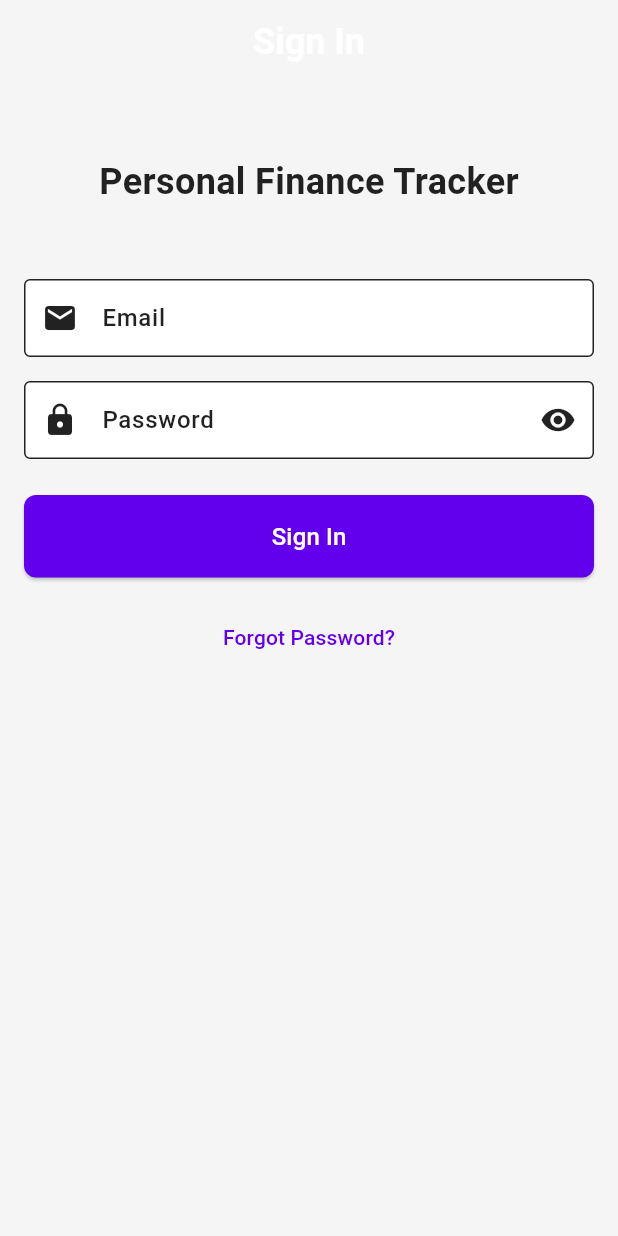
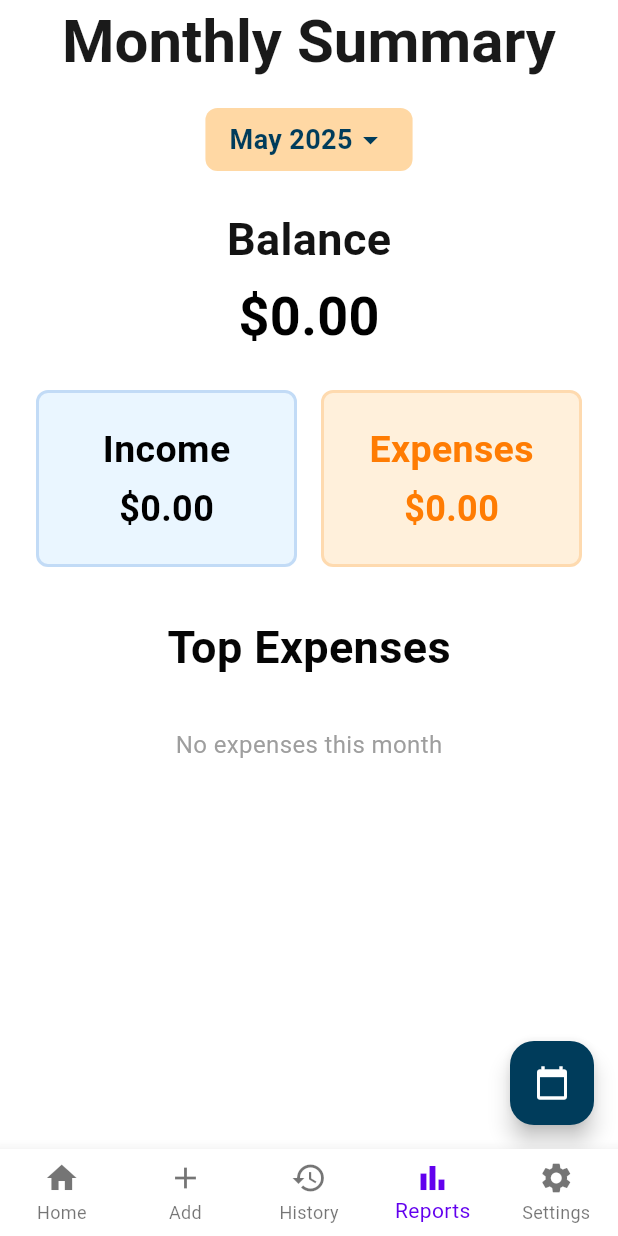
Before and after one commit to duyphan0503/personal_finance_tracker, a Flutter app: the screen it shows after launch, on a phone screen of 412 x 824 dp. Run offline on Flutter 3.47's test engine with Material 3 defaults, Android fonts, the phone set to English and light mode, and no system bars; our stand-ins replace equatable, fl_chart, flutter_bloc, flutter_secure_storage, get_it, go_router and 2 more; accounts and stored records are empty; statements that could not run were skipped.

Commit message:
report_summary

```diff
--- /dev/null
+++ b/devtools_options.yaml
@@ -0,0 +1,3 @@
+description: This file stores settings for Dart & Flutter DevTools.
+documentation: https://docs.flutter.dev/tools/devtools/extensions#configure-extension-enablement-states
+extensions:
--- a/lib/app.dart
+++ b/lib/app.dart
@@ -7,6 +7,8 @@ import 'package:personal_finance_tracker/features/dashboard/cubit/dashboard_cubi
 import 'package:personal_finance_tracker/features/transaction/cubit/transaction_cubit.dart';
 import 'package:personal_finance_tracker/injection.dart';
 import 'package:personal_finance_tracker/routes/app_routes.dart';
+
+import 'features/report/summary/cubit/report_summary_cubit.dart';
 
 class PersonalFinanceTrackerApp extends StatefulWidget {
   const PersonalFinanceTrackerApp({super.key});
@@ -27,6 +29,7 @@ class _PersonalFinanceTrackerAppState extends State<PersonalFinanceTrackerApp> {
         BlocProvider<AuthCubit>(create: (_) => getIt<AuthCubit>()),
         BlocProvider<CategoryCubit>(create: (_) => getIt<CategoryCubit>()),
         BlocProvider<DashboardCubit>(create: (_) => getIt<DashboardCubit>()),
+        BlocProvider<ReportSummaryCubit>(create: (_) => getIt<ReportSummaryCubit>()),
       ],
       child: MaterialApp.router(
         title: 'Personal Finance Tracker',
--- /dev/null
+++ b/lib/features/report/summary/cubit/report_summary_cubit.dart
@@ -0,0 +1,82 @@
+import 'package:flutter/cupertino.dart';
+import 'package:flutter_bloc/flutter_bloc.dart';
+import 'package:injectable/injectable.dart';
+import 'package:personal_finance_tracker/features/transaction/model/transaction_model.dart';
+import '../../../category/model/category_model.dart';
+import '../data/repository/report_summary_repository.dart';
+import 'report_summary_state.dart';
+
+@injectable
+class ReportSummaryCubit extends Cubit<ReportSummaryState> {
+  final ReportSummaryRepository _repository;
+
+  ReportSummaryCubit(this._repository) : super(ReportSummaryInitial());
+
+  Future<void> loadSummary(DateTime month) async {
+    emit(ReportSummaryLoading());
+    try {
+      final transactions = await _repository.getMonthlyTransactions(month);
+
+      // Debug logs
+      debugPrint('Total transactions: ${transactions.length}');
+      debugPrint('Income transactions: ${
+          transactions.where((t) => t.category?.type == CategoryType.income).length
+      }');
+      debugPrint('Expense transactions: ${
+          transactions.where((t) => t.category?.type == CategoryType.expense).length
+      }');
+
+      final income = _calculateIncome(transactions);
+      final expenses = _calculateExpenses(transactions);
+      final balance = income - expenses;
+      final topExpenses = _getTopExpenses(transactions);
+
+      debugPrint('Calculated income: $income');
+      debugPrint('Calculated expenses: $expenses');
+      debugPrint('Top expenses count: ${topExpenses.length}');
+
+      emit(ReportSummaryLoaded(
+        balance: balance,
+        income: income,
+        expenses: expenses,
+        topExpenses: topExpenses,
+        selectedMonth: month,
+      ));
+    } catch (e) {
+      debugPrint('Error loading summary: $e');
+      emit(ReportSummaryError(e.toString()));
+    }
+  }
+
+  double _calculateIncome(List<TransactionModel> transactions) {
+    return transactions
+        .where((t) => t.category?.type == CategoryType.income)
+        .fold(0.0, (sum, t) => sum + t.amount);
+  }
+
+  double _calculateExpenses(List<TransactionModel> transactions) {
+    return transactions
+        .where((t) => t.category?.type == CategoryType.expense)
+        .fold(0.0, (sum, t) => sum + t.amount.abs());
+  }
+
+  List<CategoryExpense> _getTopExpenses(List<TransactionModel> transactions) {
+    final expenseMap = <String, double>{};
+
+    for (final transaction in transactions.where((t) => t.category?.type == CategoryType.expense)) {
+      final categoryName = transaction.category?.name ?? 'Uncategorized';
+      expenseMap.update(
+        categoryName,
+            (value) => value + transaction.amount.abs(),
+        ifAbsent: () => transaction.amount.abs(),
+      );
+    }
+
+    final sortedExpenses = expenseMap.entries
+        .map((e) => CategoryExpense(categoryName: e.key, amount: e.value))
+        .toList()
+      ..sort((a, b) => b.amount.compareTo(a.amount));
+
+    return sortedExpenses.take(3).toList();
+  }
+}
--- /dev/null
+++ b/lib/features/report/summary/cubit/report_summary_state.dart
@@ -0,0 +1,57 @@
+import 'package:equatable/equatable.dart';
+
+abstract class ReportSummaryState extends Equatable {
+  @override
+  List<Object?> get props => [];
+}
+
+class ReportSummaryInitial extends ReportSummaryState {}
+
+class ReportSummaryLoading extends ReportSummaryState {}
+
+class ReportSummaryLoaded extends ReportSummaryState {
+  final double balance;
+  final double income;
+  final double expenses;
+  final List<CategoryExpense> topExpenses;
+  final DateTime selectedMonth;
+
+  ReportSummaryLoaded({
+    required this.balance,
+    required this.income,
+    required this.expenses,
+    required this.topExpenses,
+    required this.selectedMonth,
+  });
+
+  @override
+  List<Object?> get props => [
+    balance,
+    income,
+    expenses,
+    topExpenses,
+    selectedMonth,
+  ];
+}
+
+class ReportSummaryError extends ReportSummaryState {
+  final String message;
+
+  ReportSummaryError(this.message);
+
+  @override
+  List<Object?> get props => [message];
+}
+
+class CategoryExpense extends Equatable {
+  final String categoryName;
+  final double amount;
+
+  const CategoryExpense({
+    required this.categoryName,
+    required this.amount,
+  });
+
+  @override
+  List<Object?> get props => [categoryName, amount];
+}
--- /dev/null
+++ b/lib/features/report/summary/data/datasources/report_summary_remote_datasource.dart
@@ -0,0 +1,32 @@
+import 'package:injectable/injectable.dart';
+import 'package:supabase_flutter/supabase_flutter.dart';
+import 'package:personal_finance_tracker/features/transaction/model/transaction_model.dart';
+
+@lazySingleton
+class ReportSummaryRemoteDataSource {
+  final SupabaseClient _client;
+
+  ReportSummaryRemoteDataSource(SupabaseClient? client)
+      : _client = client ?? Supabase.instance.client;
+  Future<List<TransactionModel>> getTransactionsForMonth(DateTime month) async {
+    try {
+      final startDate = DateTime(month.year, month.month, 1);
+      final endDate = DateTime(month.year, month.month + 1, 0, 23, 59, 59);
+
+      final data = await _client
+          .from('transactions')
+          .select('*, categories(*)') // Đảm bảo bảng liên kết đúng
+          .gte('transaction_date', startDate.toIso8601String())
+          .lte('transaction_date', endDate.toIso8601String())
+          .order('transaction_date', ascending: false);
+
+      return (data as List<dynamic>)
+          .map((json) => TransactionModel.fromJson(json as Map<String, dynamic>))
+          .toList();
+    } catch (e) {
+      throw Exception('Failed to fetch monthly transactions: $e');
+    }
+  }
+
+
+}
--- /dev/null
+++ b/lib/features/report/summary/data/repository/report_summary_repository.dart
@@ -0,0 +1,20 @@
+import 'package:injectable/injectable.dart';
+
+import 'package:personal_finance_tracker/features/transaction/model/transaction_model.dart';
+
+import '../datasources/report_summary_remote_datasource.dart';
+
+@lazySingleton
+class ReportSummaryRepository {
+  final ReportSummaryRemoteDataSource _remoteDataSource;
+
+  ReportSummaryRepository(this._remoteDataSource);
+
+  Future<List<TransactionModel>> getMonthlyTransactions(DateTime month) async {
+    try {
+      return await _remoteDataSource.getTransactionsForMonth(month);
+    } catch (e) {
+      throw Exception('Failed to get monthly transactions: $e');
+    }
+  }
+}
--- /dev/null
+++ b/lib/features/report/summary/view/report_summary_screen.dart
@@ -0,0 +1,298 @@
+import 'package:flutter/material.dart';
+import 'package:flutter_bloc/flutter_bloc.dart';
+import 'package:intl/intl.dart';
+import '../cubit/report_summary_cubit.dart';
+import '../cubit/report_summary_state.dart';
+
+class ReportSummaryScreen extends StatefulWidget {
+  const ReportSummaryScreen({super.key});
+
+  @override
+  State<ReportSummaryScreen> createState() => _ReportSummaryScreenState();
+}
+
+class _ReportSummaryScreenState extends State<ReportSummaryScreen> {
+  DateTime _selectedMonth = DateTime.now();
+
+  @override
+  void initState() {
+    super.initState();
+    _loadData();
+  }
+
+  Future<void> _selectMonth(BuildContext context) async {
+    final DateTime? picked = await showDatePicker(
+      context: context,
+      initialDate: _selectedMonth,
+      firstDate: DateTime(2000),
+      lastDate: DateTime(2100),
+      initialDatePickerMode: DatePickerMode.year,
+    );
+    if (picked != null && picked != _selectedMonth) {
+      setState(() {
+        _selectedMonth = DateTime(picked.year, picked.month);
+      });
+      _loadData();
+    }
+  }
+
+  void _loadData() {
+    context.read<ReportSummaryCubit>().loadSummary(_selectedMonth);
+  }
+
+  @override
+  Widget build(BuildContext context) {
+    return Scaffold(
+      backgroundColor: Colors.white,
+      appBar: AppBar(
+        title: const Text(
+          'Monthly Summary',
+          style: TextStyle(
+            color: Color(0xFF1A1A1A),
+            fontWeight: FontWeight.bold,
+            fontSize: 40,
+          ),
+        ),
+        centerTitle: true,
+        backgroundColor: Colors.white,
+        elevation: 0,
+        iconTheme: const IconThemeData(color: Colors.black),
+      ),
+      floatingActionButton: FloatingActionButton(
+        onPressed: () => _selectMonth(context),
+        backgroundColor: const Color(0xFF003C5B),
+        child: const Icon(Icons.calendar_today, color: Colors.white),
+      ),
+      body: Padding(
+        padding: const EdgeInsets.symmetric(horizontal: 24.0, vertical: 16.0),
+        child: BlocBuilder<ReportSummaryCubit, ReportSummaryState>(
+          builder: (context, state) {
+            if (state is ReportSummaryLoading) {
+              return const Center(child: CircularProgressIndicator());
+            } else if (state is ReportSummaryError) {
+              return Center(child: Text('Error: ${state.message}'));
+            } else if (state is ReportSummaryLoaded) {
+              return _buildSummaryContent(state);
+            }
+            return const Center(child: Text('Select a month to view summary'));
+          },
+        ),
+      ),
+    );
+  }
+
+  Widget _buildSummaryContent(ReportSummaryLoaded state) {
+    final currencyFormat = NumberFormat.currency(symbol: '\$', decimalDigits: 2);
+
+    return SingleChildScrollView(
+      child: Column(
+        crossAxisAlignment: CrossAxisAlignment.start,
+        children: [
+          // Month selector
+          GestureDetector(
+            onTap: () => _selectMonth(context),
+            child: Center(
+              child: Container(
+                padding: const EdgeInsets.symmetric(vertical: 8.0, horizontal: 16.0),
+                decoration: BoxDecoration(
+                  color: const Color(0xFFFFD8A4),
+                  borderRadius: BorderRadius.circular(8),
+                ),
+                child: Row(
+                  mainAxisSize: MainAxisSize.min,
+                  children: [
+                    Text(
+                      DateFormat('MMMM yyyy').format(state.selectedMonth),
+                      style: const TextStyle(
+                        fontSize: 18,
+                        fontWeight: FontWeight.bold,
+                        color: Color(0xFF003C5B),
+                      ),
+                    ),
+                    const Icon(Icons.arrow_drop_down, color: Color(0xFF003C5B)),
+                  ],
+                ),
+              ),
+            ),
+          ),
+
+          const SizedBox(height: 24),
+
+          // Balance section
+          const Center(
+            child: Text(
+              'Balance',
+              style: TextStyle(
+                fontSize: 30,
+                color: Color(0xFF131313),
+                fontWeight: FontWeight.bold,
+              ),
+            ),
+          ),
+          const SizedBox(height: 4),
+          Center(
+            child: Text(
+              currencyFormat.format(state.balance),
+              style: TextStyle(
+                fontSize: 36,
+                fontWeight: FontWeight.bold,
+                color: state.balance >= 0 ? Colors.black : Colors.red,
+              ),
+            ),
+          ),
+          const SizedBox(height: 24),
+
+          // Income & Expenses section
+          Row(
+            children: [
+              Expanded(
+                child: Container(
+                  padding: const EdgeInsets.symmetric(vertical: 20, horizontal: 16),
+                  decoration: BoxDecoration(
+                    color: const Color(0xFFEAF6FF),
+                    borderRadius: BorderRadius.circular(8),
+                    border: Border.all(
+                      color: const Color(0xFFC2DBF6),
+                      width: 2,
+                    ),
+                  ),
+                  child: Column(
+                    children: [
+                      const Text(
+                        'Income',
+                        style: TextStyle(
+                          fontSize: 25,
+                          color: Colors.black,
+                          fontWeight: FontWeight.bold,
+                        ),
+                      ),
+                      const SizedBox(height: 4),
+                      Text(
+                        currencyFormat.format(state.income),
+                        style: const TextStyle(
+                          fontSize: 24,
+                          fontWeight: FontWeight.bold,
+                          color: Colors.black,
+                        ),
+                      ),
+                    ],
+                  ),
+                ),
+              ),
+              const SizedBox(width: 16),
+              Expanded(
+                child: Container(
+                  padding: const EdgeInsets.symmetric(vertical: 20, horizontal: 16),
+                  decoration: BoxDecoration(
+                    color: const Color(0xFFFFF0DB),
+                    borderRadius: BorderRadius.circular(8),
+                    border: Border.all(
+                      color: const Color(0xFFFEDAAF),
+                      width: 2,
+                    ),
+                  ),
+                  child: Column(
+                    children: [
+                      const Text(
+                        'Expenses',
+                        style: TextStyle(
+                          fontSize: 25,
+                          color: Color(0xFFFF7C03),
+                          fontWeight: FontWeight.bold,
+                        ),
+                      ),
+                      const SizedBox(height: 4),
+                      Text(
+                        currencyFormat.format(state.expenses),
+                        style: const TextStyle(
+                          fontSize: 24,
+                          fontWeight: FontWeight.bold,
+                          color: Color(0xFFFF7C03),
+                        ),
+                      ),
+                    ],
+                  ),
+                ),
+              ),
+            ],
+          ),
+
+          const SizedBox(height: 32),
+
+          // Top Expenses section
+          const Center(
+            child: Text(
+              'Top Expenses',
+              style: TextStyle(
+                fontSize: 30,
+                fontWeight: FontWeight.bold,
+                color: Color(0xFF050505),
+              ),
+            ),
+          ),
+          const SizedBox(height: 16),
+          if (state.topExpenses.isNotEmpty)
+            ...state.topExpenses.map((expense) {
+              IconData categoryIcon;
+              switch (expense.categoryName.toLowerCase()) {
+                case 'housing':
+                  categoryIcon = Icons.home;
+                  break;
+                case 'food':
+                  categoryIcon = Icons.fastfood;
+                  break;
+                case 'shopping':
+                  categoryIcon = Icons.shopping_cart;
+                  break;
+                default:
+                  categoryIcon = Icons.category;
+              }
+
+              return Padding(
+                padding: const EdgeInsets.symmetric(vertical: 8.0),
+                child: Row(
+                  mainAxisAlignment: MainAxisAlignment.spaceBetween,
+                  children: [
+                    Row(
+                      children: [
+                        Icon(categoryIcon, color: const Color(0xFFFF7C03)),
+                        const SizedBox(width: 8),
+                        Text(
+                          expense.categoryName,
+                          style: const TextStyle(
+                            fontSize: 16,
+                            color: Colors.black,
+                          ),
+                        ),
+                      ],
+                    ),
+                    Text(
+                      currencyFormat.format(expense.amount),
+                      style: const TextStyle(
+                        fontSize: 16,
+                        fontWeight: FontWeight.bold,
+                        color: Color(0xFF050505),
+                      ),
+                    ),
+                  ],
+                ),
+              );
+            }).toList()
+          else
+            const Padding(
+              padding: EdgeInsets.symmetric(vertical: 16.0),
+              child: Center(
+                child: Text(
+                  'No expenses this month',
+                  style: TextStyle(
+                    fontSize: 16,
+                    color: Colors.grey,
+                  ),
+                ),
+              ),
+            ),
+        ],
+      ),
+    );
+  }
+}
--- a/lib/routes/app_routes.dart
+++ b/lib/routes/app_routes.dart
@@ -1,6 +1,7 @@
 import 'package:flutter/material.dart';
 import 'package:go_router/go_router.dart';
 import 'package:personal_finance_tracker/features/auth/view/sign_in_screen.dart';
+import 'package:personal_finance_tracker/features/report/summary/view/report_summary_screen.dart';
 import 'package:personal_finance_tracker/features/transaction/view/transaction_history_screen.dart';
 
 import '../features/dashboard/view/dashboard_screen.dart';
@@ -14,6 +15,7 @@ class AppRoutes {
   static const String addTransaction = '/transactions/add';
   static const String report = '/report';
   static const String settings = '/settings';
+  static const String reportSummaryScreen = '/report_summary_screen';
 }
 
 class AppRouter {
@@ -23,7 +25,7 @@ class AppRouter {
   // GoRouter configuration
   static final GoRouter router = GoRouter(
     navigatorKey: _rootNavigatorKey,
-    initialLocation: AppRoutes.signIn,
+    initialLocation: AppRoutes.reportSummaryScreen,
     routes: [
       GoRoute(
         path: AppRoutes.signIn,
@@ -48,13 +50,14 @@ class AppRouter {
             builder: (context, state) => const TransactionHistoryScreen(),
           ),
           GoRoute(
-            path: AppRoutes.report,
-            builder: (context, state) => const Placeholder(),
+            path: AppRoutes.reportSummaryScreen,
+            builder: (context, state) => const ReportSummaryScreen(),
           ),
           GoRoute(
             path: AppRoutes.settings,
             builder: (context, state) => const Placeholder(),
           ),
+
         ],
       ),
     ],
@@ -100,7 +103,7 @@ class ScaffoldWithBottomNav extends StatelessWidget {
     if (location.startsWith(AppRoutes.dashboard)) return 0;
     if (location.startsWith(AppRoutes.addTransaction)) return 1;
     if (location.startsWith(AppRoutes.transactionsHistory)) return 2;
-    if (location.startsWith(AppRoutes.report)) return 3;
+    if (location.startsWith(AppRoutes.reportSummaryScreen)) return 3;
     if (location.startsWith(AppRoutes.settings)) return 4;
     return 0;
   }
@@ -117,7 +120,7 @@ class ScaffoldWithBottomNav extends StatelessWidget {
         context.go(AppRoutes.transactionsHistory);
         break;
       case 3:
-        context.go(AppRoutes.report);
+        context.go(AppRoutes.reportSummaryScreen);
         break;
       case 4:
         context.go(AppRoutes.settings);
```
Also changed, not shown: lib/injection.config.dart.
